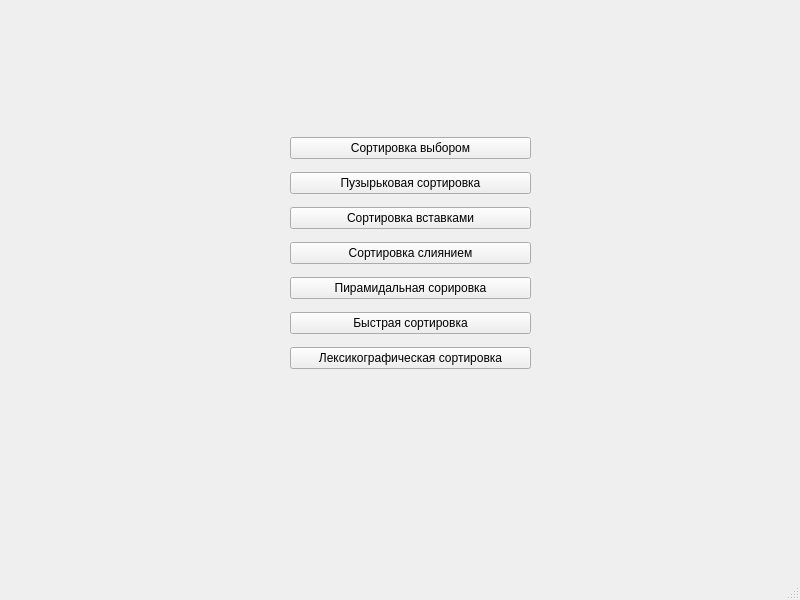
First picture: the form in ui/mainwindow.ui, repository vernolll/sorting, before the edit.
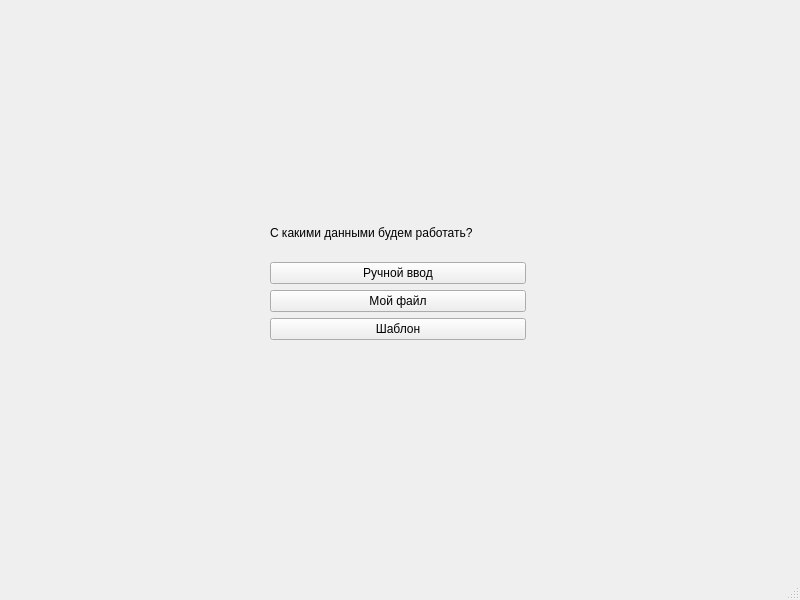
Second picture: the form after the edit.

```diff
--- a/ui/mainwindow.ui
+++ b/ui/mainwindow.ui
@@ -26,6 +26,48 @@
     <property name="currentIndex">
      <number>0</number>
     </property>
+    <widget class="QWidget" name="page">
+     <widget class="QWidget" name="">
+      <property name="geometry">
+       <rect>
+        <x>270</x>
+        <y>210</y>
+        <width>256</width>
+        <height>130</height>
+       </rect>
+      </property>
+      <layout class="QVBoxLayout" name="verticalLayout_2">
+       <item>
+        <widget class="QLabel" name="label">
+         <property name="text">
+          <string>С какими данными будем работать?</string>
+         </property>
+        </widget>
+       </item>
+       <item>
+        <widget class="QPushButton" name="pushButton_manual">
+         <property name="text">
+          <string>Ручной ввод</string>
+         </property>
+        </widget>
+       </item>
+       <item>
+        <widget class="QPushButton" name="pushButton_file">
+         <property name="text">
+          <string>Мой файл</string>
+         </property>
+        </widget>
+       </item>
+       <item>
+        <widget class="QPushButton" name="pushButton_pattern">
+         <property name="text">
+          <string>Шаблон</string>
+         </property>
+        </widget>
+       </item>
+      </layout>
+     </widget>
+    </widget>
     <widget class="QWidget" name="page_main">
      <widget class="QWidget" name="layoutWidget">
       <property name="geometry">
@@ -33,7 +75,7 @@
         <x>290</x>
         <y>130</y>
         <width>241</width>
-        <height>247</height>
+        <height>283</height>
        </rect>
       </property>
       <layout class="QVBoxLayout" name="verticalLayout">
```
Left out of the diff: 43 changed lines with no effect on the pictures.
